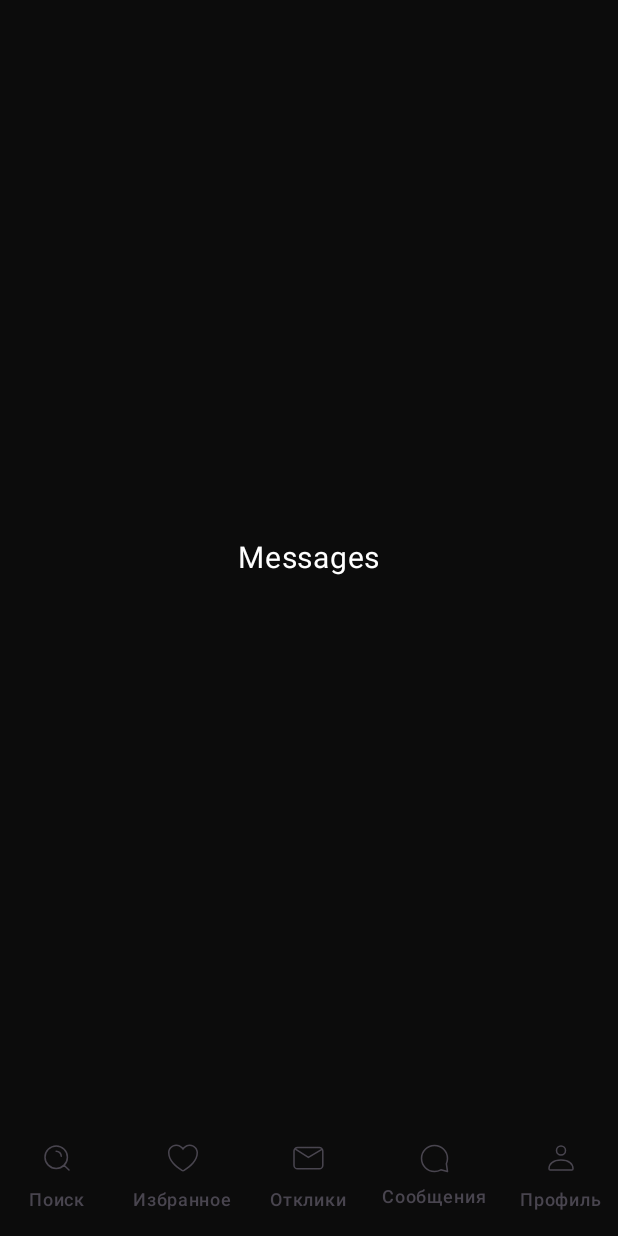
After one commit to ruslankd/EffectiveMobile, an Android app built with Jetpack Compose: the MessagesScreen screen opened through its navigation route, on a phone screen of 412 x 824 dp. The commit adds this screen. Run offline under Robolectric (Android 15) with nearby library versions, the phone set to English and light mode, and no system bars.

Commit message:
Создать навигацию и заглушки экранов

```diff
--- a/app/build.gradle.kts
+++ b/app/build.gradle.kts
@@ -1,6 +1,7 @@
 plugins {
     alias(libs.plugins.android.application)
     alias(libs.plugins.kotlin.android)
+    kotlin("plugin.serialization") version "1.9.0"
 }
 
 android {
@@ -50,6 +51,9 @@ android {
 }
 
 dependencies {
+    // Navigation
+    implementation(libs.androidx.navigation.compose)
+    implementation(libs.kotlinx.serialization.json)
 
     implementation(libs.androidx.core.ktx)
     implementation(libs.androidx.lifecycle.runtime.ktx)
--- a/app/src/main/AndroidManifest.xml
+++ b/app/src/main/AndroidManifest.xml
@@ -13,7 +13,7 @@
         android:theme="@style/Theme.EffectiveMobile"
         tools:targetApi="31">
         <activity
-            android:name=".MainActivity"
+            android:name=".main.MainActivity"
             android:exported="true"
             android:label="@string/app_name"
             android:theme="@style/Theme.EffectiveMobile">
--- /dev/null
+++ b/app/src/main/java/ru/kabirov/effectivemobile/favorites/FavoritesScreen.kt
@@ -0,0 +1,8 @@
+package ru.kabirov.effectivemobile.favorites
+
+import androidx.compose.runtime.Composable
+
+@Composable
+fun FavoritesScreen() {
+
+}
--- a/app/src/main/java/ru/kabirov/effectivemobile/MainActivity.kt
+++ b/app/src/main/java/ru/kabirov/effectivemobile/main/MainActivity.kt
@@ -1,4 +1,4 @@
-package ru.kabirov.effectivemobile
+package ru.kabirov.effectivemobile.main
 
 import android.os.Bundle
 import androidx.activity.ComponentActivity
@@ -6,26 +6,34 @@ import androidx.activity.compose.setContent
 import androidx.activity.enableEdgeToEdge
 import androidx.compose.foundation.layout.fillMaxSize
 import androidx.compose.foundation.layout.padding
-import androidx.compose.material3.Button
 import androidx.compose.material3.Scaffold
-import androidx.compose.material3.Text
 import androidx.compose.ui.Modifier
-import androidx.compose.ui.unit.dp
+import androidx.navigation.NavHostController
+import androidx.navigation.compose.rememberNavController
 import ru.kabirov.effectivemobile.ui.theme.EffectiveMobileTheme
 import ru.kabirov.effectivemobile.ui.theme.Shadows
 
 class MainActivity : ComponentActivity() {
+    private lateinit var navController: NavHostController
+
     override fun onCreate(savedInstanceState: Bundle?) {
         super.onCreate(savedInstanceState)
         enableEdgeToEdge()
         setContent {
+            navController = rememberNavController()
+
             EffectiveMobileTheme {
-                Scaffold(modifier = Modifier.fillMaxSize(), containerColor = Shadows) { innerPadding ->
-                    Button(modifier = Modifier.padding(top = 16.dp), onClick = {}) {
-                        Text("sad")
-                    }
+                Scaffold(modifier = Modifier.fillMaxSize(), containerColor = Shadows, bottomBar = {
+                    TabView(navController = navController)
+                }) { innerPadding ->
+                    MainNavGraph(
+                        modifier = Modifier.padding(innerPadding),
+                        navController = navController
+                    )
                 }
             }
         }
     }
+
+
 }
--- /dev/null
+++ b/app/src/main/java/ru/kabirov/effectivemobile/main/MainNavGraph.kt
@@ -0,0 +1,56 @@
+package ru.kabirov.effectivemobile.main
+
+import androidx.compose.foundation.background
+import androidx.compose.foundation.layout.Box
+import androidx.compose.foundation.layout.fillMaxSize
+import androidx.compose.foundation.layout.navigationBarsPadding
+import androidx.compose.foundation.layout.padding
+import androidx.compose.foundation.layout.statusBarsPadding
+import androidx.compose.runtime.Composable
+import androidx.compose.runtime.remember
+import androidx.compose.ui.Modifier
+import androidx.compose.ui.graphics.Color
+import androidx.compose.ui.unit.dp
+import androidx.navigation.NavHostController
+import androidx.navigation.compose.NavHost
+import androidx.navigation.compose.composable
+import ru.kabirov.effectivemobile.favorites.FavoritesScreen
+import ru.kabirov.effectivemobile.other_screens.MessagesScreen
+import ru.kabirov.effectivemobile.other_screens.ProfileScreen
+import ru.kabirov.effectivemobile.other_screens.ResponsesScreen
+import ru.kabirov.effectivemobile.search.SearchScreen
+
+@Composable
+fun MainNavGraph(
+    navController: NavHostController,
+    modifier: Modifier = Modifier
+) {
+    Box(
+        modifier = modifier
+            .fillMaxSize()
+            .padding(8.dp)
+    ) {
+        NavHost(navController = navController, startDestination = Search) {
+            composable<Search> {
+                SearchScreen()
+            }
+
+            composable<Favorites> {
+                FavoritesScreen()
+            }
+
+            composable<Responses> {
+                ResponsesScreen()
+            }
+
+            composable<Messages> {
+                MessagesScreen()
+            }
+
+            composable<Profile> {
+                ProfileScreen()
+            }
+        }
+
+    }
+}
--- /dev/null
+++ b/app/src/main/java/ru/kabirov/effectivemobile/main/NavClass.kt
@@ -0,0 +1,26 @@
+package ru.kabirov.effectivemobile.main
+
+import kotlinx.serialization.Serializable
+
+data class TopLevelRoute<T : Any>(
+    val name: String,
+    val route: T,
+    val selectedIconId: Int,
+    val unselectedIconId: Int,
+    val badgeAmount: Int? = null
+)
+
+@Serializable
+object Search
+
+@Serializable
+object Favorites
+
+@Serializable
+object Responses
+
+@Serializable
+object Messages
+
+@Serializable
+object Profile
--- /dev/null
+++ b/app/src/main/java/ru/kabirov/effectivemobile/main/TabView.kt
@@ -0,0 +1,80 @@
+package ru.kabirov.effectivemobile.main
+
+import android.annotation.SuppressLint
+import androidx.compose.material3.Icon
+import androidx.compose.material3.NavigationBar
+import androidx.compose.material3.NavigationBarItem
+import androidx.compose.material3.Text
+import androidx.compose.runtime.Composable
+import androidx.compose.runtime.getValue
+import androidx.compose.ui.res.painterResource
+import androidx.compose.ui.res.stringResource
+import androidx.navigation.NavDestination.Companion.hierarchy
+import androidx.navigation.NavGraph.Companion.findStartDestination
+import androidx.navigation.NavHostController
+import androidx.navigation.compose.currentBackStackEntryAsState
+import ru.kabirov.effectivemobile.R
+import ru.kabirov.effectivemobile.ui.theme.Shadows
+
+@SuppressLint("RestrictedApi")
+@Composable
+fun TabView(navController: NavHostController) {
+    val topLevelRoutes = listOf(
+        TopLevelRoute(
+            name = stringResource(R.string.search_label),
+            route = Search,
+            selectedIconId = R.drawable.search,
+            unselectedIconId = R.drawable.search
+        ),
+        TopLevelRoute(
+            name = stringResource(R.string.favorites_label),
+            route = Favorites,
+            selectedIconId = R.drawable.favorites,
+            unselectedIconId = R.drawable.favorites
+        ),
+        TopLevelRoute(
+            name = stringResource(R.string.responses_label),
+            route = Responses,
+            selectedIconId = R.drawable.responses,
+            unselectedIconId = R.drawable.responses
+        ),
+        TopLevelRoute(
+            name = stringResource(R.string.messages_label),
+            route = Messages,
+            selectedIconId = R.drawable.messages,
+            unselectedIconId = R.drawable.messages
+        ),
+        TopLevelRoute(
+            name = stringResource(R.string.profile_label),
+            route = Profile,
+            selectedIconId = R.drawable.profile,
+            unselectedIconId = R.drawable.profile
+        ),
+    )
+
+    NavigationBar(containerColor = Shadows) {
+        val navBackStackEntry by navController.currentBackStackEntryAsState()
+        val currentDestination = navBackStackEntry?.destination
+        topLevelRoutes.forEach { topLevelRoute ->
+            NavigationBarItem(
+                icon = {
+                    Icon(
+                        painter = painterResource(id = topLevelRoute.selectedIconId),
+                        contentDescription = null
+                    )
+                },
+                label = { Text(topLevelRoute.name) },
+                selected = currentDestination?.hierarchy?.any { it.route == topLevelRoute.name } == true,
+                onClick = {
+                    navController.navigate(topLevelRoute.route) {
+                        popUpTo(navController.graph.findStartDestination().id) {
+                            saveState = true
+                        }
+                        launchSingleTop = true
+                        restoreState = true
+                    }
+                }
+            )
+        }
+    }
+}
--- /dev/null
+++ b/app/src/main/java/ru/kabirov/effectivemobile/other_screens/MessagesScreen.kt
@@ -0,0 +1,18 @@
+package ru.kabirov.effectivemobile.other_screens
+
+import androidx.compose.foundation.layout.Box
+import androidx.compose.foundation.layout.fillMaxSize
+import androidx.compose.material3.Text
+import androidx.compose.runtime.Composable
+import androidx.compose.ui.Alignment
+import androidx.compose.ui.Modifier
+import androidx.compose.ui.unit.sp
+import ru.kabirov.effectivemobile.ui.theme.White
+
+@Composable
+fun MessagesScreen() {
+    Box(modifier = Modifier.fillMaxSize(), contentAlignment = Alignment.Center) {
+        Text("Messages", color = White, fontSize = 20.sp)
+    }
+
+}
--- /dev/null
+++ b/app/src/main/java/ru/kabirov/effectivemobile/other_screens/ProfileScreen.kt
@@ -0,0 +1,18 @@
+package ru.kabirov.effectivemobile.other_screens
+
+import androidx.compose.foundation.layout.Box
+import androidx.compose.foundation.layout.fillMaxSize
+import androidx.compose.material3.Text
+import androidx.compose.runtime.Composable
+import androidx.compose.ui.Alignment
+import androidx.compose.ui.Modifier
+import androidx.compose.ui.unit.sp
+import ru.kabirov.effectivemobile.ui.theme.White
+
+@Composable
+fun ProfileScreen() {
+    Box(modifier = Modifier.fillMaxSize(), contentAlignment = Alignment.Center) {
+        Text("Profile", color = White, fontSize = 20.sp)
+    }
+
+}
--- /dev/null
+++ b/app/src/main/java/ru/kabirov/effectivemobile/other_screens/ResponsesScreen.kt
@@ -0,0 +1,17 @@
+package ru.kabirov.effectivemobile.other_screens
+
+import androidx.compose.foundation.layout.Box
+import androidx.compose.foundation.layout.fillMaxSize
+import androidx.compose.material3.Text
+import androidx.compose.runtime.Composable
+import androidx.compose.ui.Alignment
+import androidx.compose.ui.Modifier
+import androidx.compose.ui.unit.sp
+import ru.kabirov.effectivemobile.ui.theme.White
+
+@Composable
+fun ResponsesScreen() {
+    Box(modifier = Modifier.fillMaxSize(), contentAlignment = Alignment.Center) {
+        Text("Responses", color = White, fontSize = 20.sp)
+    }
+}
--- /dev/null
+++ b/app/src/main/java/ru/kabirov/effectivemobile/search/SearchScreen.kt
@@ -0,0 +1,8 @@
+package ru.kabirov.effectivemobile.search
+
+import androidx.compose.runtime.Composable
+
+@Composable
+fun SearchScreen() {
+
+}
--- a/app/src/main/java/ru/kabirov/effectivemobile/ui/theme/Type.kt
+++ b/app/src/main/java/ru/kabirov/effectivemobile/ui/theme/Type.kt
@@ -31,6 +31,7 @@ val Typography = Typography(
         letterSpacing = 0.5.sp
     )
     */
+
 )
 
 val Title1 = TextStyle(
--- /dev/null
+++ b/app/src/main/res/drawable/favorites.xml
@@ -0,0 +1,10 @@
+<vector xmlns:android="http://schemas.android.com/apk/res/android"
+    android:width="24dp"
+    android:height="24dp"
+    android:viewportWidth="24"
+    android:viewportHeight="24">
+  <path
+      android:pathData="M11.379,6.005C11.794,6.509 12,6.909 12,6.909C12,6.909 12.206,6.509 12.621,6.005C13.325,5.151 14.629,4 16.543,4C19.016,4 20.974,6.006 21,8.4C21.051,13.37 16.934,16.904 12.422,19.874C12.297,19.956 12.151,20 12,20C11.849,20 11.703,19.956 11.578,19.874C7.066,16.904 2.949,13.37 3,8.4C3.026,6.006 4.984,4 7.457,4C9.371,4 10.675,5.151 11.379,6.005ZM11.028,20.709C11.318,20.9 11.656,21 12,21C12.344,21 12.682,20.9 12.972,20.709C15.25,19.209 17.504,17.52 19.185,15.533C20.879,13.531 22.028,11.181 22,8.39C21.969,5.457 19.573,3 16.543,3C14.678,3 13.307,3.896 12.437,4.734C12.276,4.889 12.131,5.043 12,5.192C11.869,5.043 11.724,4.889 11.563,4.734C10.693,3.896 9.322,3 7.457,3C4.427,3 2.032,5.456 2.001,8.39C1.972,11.18 3.121,13.531 4.814,15.533C6.495,17.52 8.75,19.21 11.028,20.709Z"
+      android:fillColor="#9F9F9F"
+      android:fillType="evenOdd"/>
+</vector>
--- /dev/null
+++ b/app/src/main/res/drawable/messages.xml
@@ -0,0 +1,13 @@
+<vector xmlns:android="http://schemas.android.com/apk/res/android"
+    android:width="19dp"
+    android:height="19dp"
+    android:viewportWidth="19"
+    android:viewportHeight="19">
+  <path
+      android:strokeWidth="1"
+      android:pathData="M17.276,12.934C17.741,11.884 17.998,10.722 17.998,9.5C17.998,4.806 14.193,1 9.499,1C4.805,1 1,4.806 1,9.5C1,14.194 4.805,18 9.499,18C11.01,18 12.43,17.605 13.659,16.914L18,17.999L17.276,12.934Z"
+      android:strokeLineJoin="round"
+      android:fillColor="#00000000"
+      android:strokeColor="#9F9F9F"
+      android:strokeLineCap="round"/>
+</vector>
--- /dev/null
+++ b/app/src/main/res/drawable/profile.xml
@@ -0,0 +1,16 @@
+<vector xmlns:android="http://schemas.android.com/apk/res/android"
+    android:width="24dp"
+    android:height="24dp"
+    android:viewportWidth="24"
+    android:viewportHeight="24">
+  <path
+      android:strokeWidth="1"
+      android:pathData="M4,19.094C4,15.947 6.629,13.397 12,13.397C17.371,13.397 20,15.947 20,19.094C20,19.594 19.635,20 19.184,20H4.816C4.365,20 4,19.594 4,19.094Z"
+      android:fillColor="#00000000"
+      android:strokeColor="#9F9F9F"/>
+  <path
+      android:strokeWidth="1"
+      android:pathData="M15,7C15,8.657 13.657,10 12,10C10.343,10 9,8.657 9,7C9,5.343 10.343,4 12,4C13.657,4 15,5.343 15,7Z"
+      android:fillColor="#00000000"
+      android:strokeColor="#9F9F9F"/>
+</vector>
--- /dev/null
+++ b/app/src/main/res/drawable/responses.xml
@@ -0,0 +1,13 @@
+<vector xmlns:android="http://schemas.android.com/apk/res/android"
+    android:width="24dp"
+    android:height="24dp"
+    android:viewportWidth="24"
+    android:viewportHeight="24">
+  <path
+      android:strokeWidth="1"
+      android:pathData="M3.2,6.2L11.599,11.6L20.6,6.2M4.4,19.191C3.074,19.191 2,18.117 2,16.791V7.4C2,6.075 3.074,5 4.4,5H18.799C20.125,5 21.199,6.075 21.199,7.4V16.791C21.199,18.117 20.125,19.191 18.799,19.191H4.4Z"
+      android:strokeLineJoin="round"
+      android:fillColor="#00000000"
+      android:strokeColor="#9F9F9F"
+      android:strokeLineCap="round"/>
+</vector>
--- /dev/null
+++ b/app/src/main/res/drawable/search.xml
@@ -0,0 +1,12 @@
+<vector xmlns:android="http://schemas.android.com/apk/res/android"
+    android:width="24dp"
+    android:height="24dp"
+    android:viewportWidth="24"
+    android:viewportHeight="24">
+  <path
+      android:strokeWidth="1"
+      android:pathData="M16.692,16.8L20,20M11.429,7.429C13.322,7.429 14.857,8.964 14.857,10.857M18.933,11.467C18.933,15.59 15.59,18.933 11.467,18.933C7.343,18.933 4,15.59 4,11.467C4,7.343 7.343,4 11.467,4C15.59,4 18.933,7.343 18.933,11.467Z"
+      android:fillColor="#00000000"
+      android:strokeColor="#9F9F9F"
+      android:strokeLineCap="round"/>
+</vector>
--- a/app/src/main/res/values/strings.xml
+++ b/app/src/main/res/values/strings.xml
@@ -1,3 +1,10 @@
 <resources>
     <string name="app_name">EffectiveMobile</string>
+
+    <string name="search_label">Поиск</string>
+    <string name="favorites_label">Избранное</string>
+    <string name="responses_label">Отклики</string>
+    <string name="messages_label">Сообщения</string>
+    <string name="profile_label">Профиль</string>
+
 </resources>
--- a/gradle/libs.versions.toml
+++ b/gradle/libs.versions.toml
@@ -5,12 +5,15 @@ coreKtx = "1.13.1"
 junit = "4.13.2"
 junitVersion = "1.2.1"
 espressoCore = "3.6.1"
+kotlinxSerializationJson = "1.6.3"
 lifecycleRuntimeKtx = "2.8.6"
 activityCompose = "1.9.2"
 composeBom = "2024.04.01"
+navigationCompose = "2.8.2"
 
 [libraries]
 androidx-core-ktx = { group = "androidx.core", name = "core-ktx", version.ref = "coreKtx" }
+androidx-navigation-compose = { module = "androidx.navigation:navigation-compose", version.ref = "navigationCompose" }
 junit = { group = "junit", name = "junit", version.ref = "junit" }
 androidx-junit = { group = "androidx.test.ext", name = "junit", version.ref = "junitVersion" }
 androidx-espresso-core = { group = "androidx.test.espresso", name = "espresso-core", version.ref = "espressoCore" }
@@ -24,6 +27,7 @@ androidx-ui-tooling-preview = { group = "androidx.compose.ui", name = "ui-toolin
 androidx-ui-test-manifest = { group = "androidx.compose.ui", name = "ui-test-manifest" }
 androidx-ui-test-junit4 = { group = "androidx.compose.ui", name = "ui-test-junit4" }
 androidx-material3 = { group = "androidx.compose.material3", name = "material3" }
+kotlinx-serialization-json = { module = "org.jetbrains.kotlinx:kotlinx-serialization-json", version.ref = "kotlinxSerializationJson" }
 
 [plugins]
 android-application = { id = "com.android.application", version.ref = "agp" }
```
